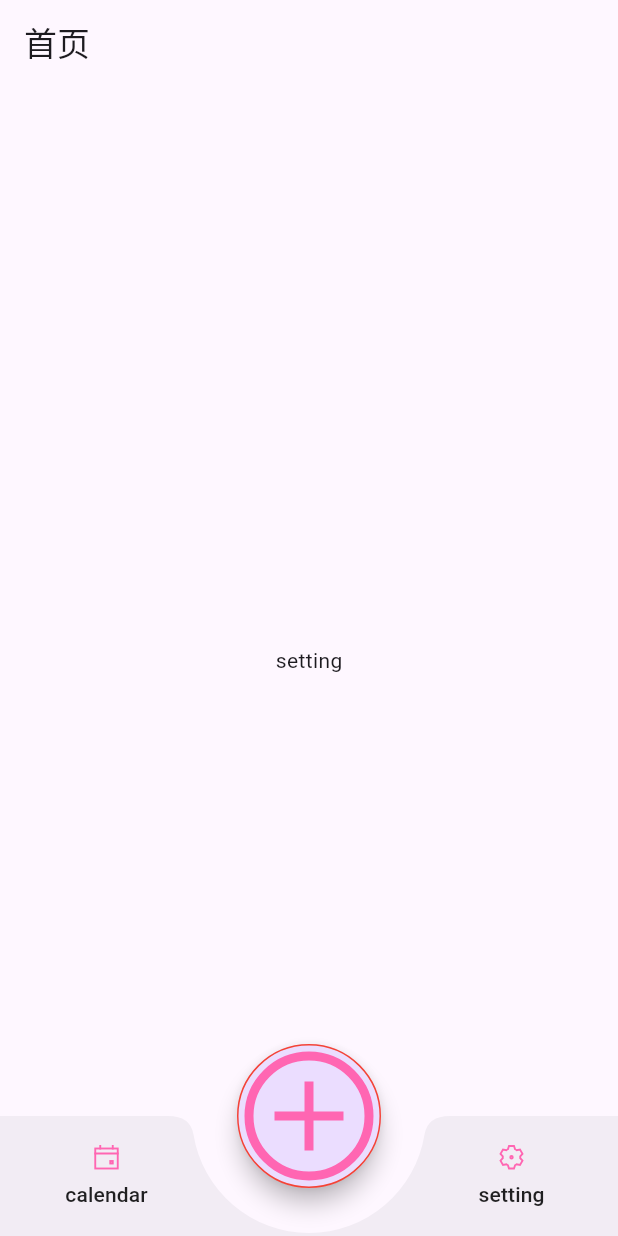
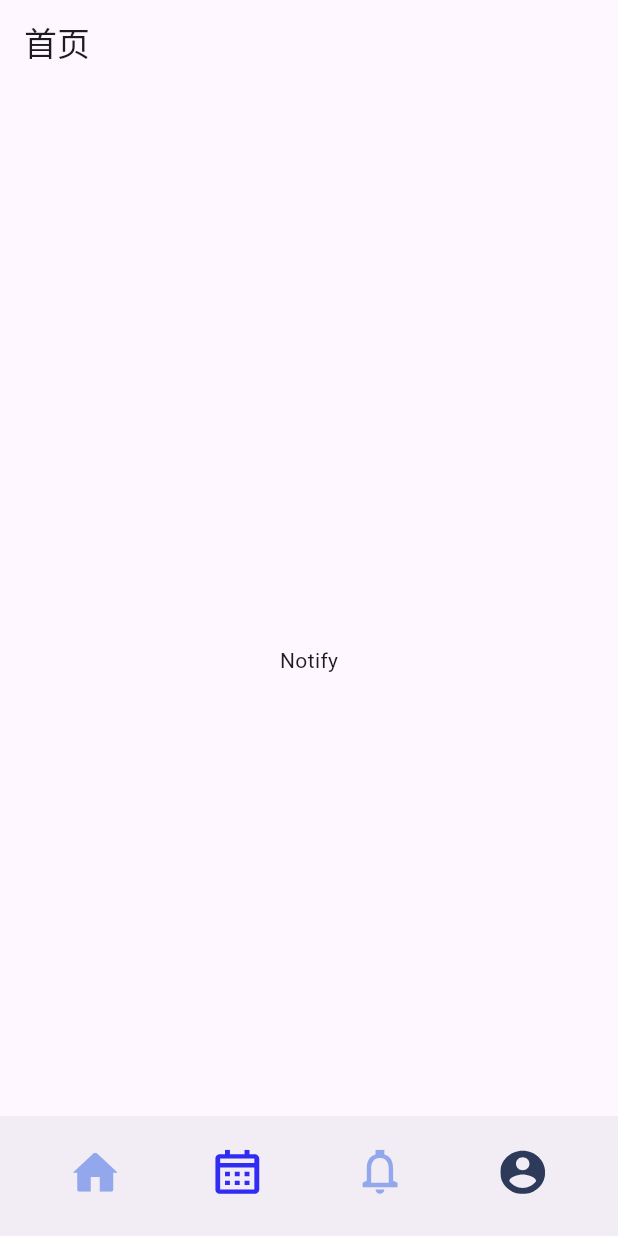
Before and after one commit to pan609/calendar_project, a Flutter app: the screen it shows after launch, swiped to page 2, on a phone screen of 412 x 824 dp. Run offline on Flutter 3.47's test engine with Material 3 defaults, Android fonts, the phone set to English and light mode, and no system bars; our stand-ins replace flutter_svg, get.

Commit message:
[feat]bar

```diff
--- a/lib/calendar/business/pages/home_page.dart
+++ b/lib/calendar/business/pages/home_page.dart
@@ -1,3 +1,4 @@
+import 'package:calendar_project/calendar/business/pages/notify_page.dart';
 import 'package:calendar_project/calendar/business/widgets/svg_icon.dart';
 import 'package:calendar_project/calendar/common/constants/page_name.dart';
 import 'package:calendar_project/calendar/common/constants/svg_path.dart';
@@ -22,6 +23,7 @@ class _HomePageState extends State<HomePage> {
   int currentIndex = 0;
 
   void onIndexChanged(int index) {
+    // print('index:$index');
     setState(() {
       currentIndex = index;
     });
@@ -44,39 +46,44 @@ class _HomePageState extends State<HomePage> {
         controller: pageController,
         onPageChanged: onIndexChanged,
         children: const [
+          // HomePage(title: "homepage"),
           CalendarPage(title: "calendar"),
+          NotifyPage(title: "notify"),
           SettingPage(title: "setting"),
         ],
       ),
-      // 底部带凹下的导航
       bottomNavigationBar: BuildNavigation(
         currentIndex: currentIndex,
         items: [
           NavigationItemModel(
-            label: "calendar",
+            icon: SvgPath.homepageIcon,
+          ),
+          NavigationItemModel(
             icon: SvgPath.calendarIcon,
           ),
           NavigationItemModel(
-            label: "setting",
-            icon: SvgPath.settingsIcon,
+            icon: SvgPath.notifyIcon,
+          ),
+          NavigationItemModel(
+            icon: SvgPath.profileIcon,
           ),
         ],
         onTap: onIndexChanged, // 切换tab事件
       ),
-      floatingActionButton: FloatingActionButton.large(
-        onPressed: () {
-          Get.toNamed(PageName.addEventPage);
-        },
-        shape: const CircleBorder(
-          side: BorderSide(color: Colors.red),
-        ),
-        child: const SvgIconWidget(
-          SvgPath.addEventIcon,
-          size: 250,
-        ),
-      ),
-      // 浮动按钮
-      floatingActionButtonLocation: FloatingActionButtonLocation.centerDocked, // 浮动按钮 停靠在底部中间位置
+      // floatingActionButton: FloatingActionButton.large(
+      //   onPressed: () {
+      //     Get.toNamed(PageName.addEventPage);
+      //   },
+      //   shape: const CircleBorder(
+      //     side: BorderSide(color: Colors.red),
+      //   ),
+      //   child: const SvgIconWidget(
+      //     SvgPath.addEventIcon,
+      //     size: 250,
+      //   ),
+      // ),
+      // // 浮动按钮
+      // floatingActionButtonLocation: FloatingActionButtonLocation.centerDocked, // 浮动按钮 停靠在底部中间位置
     );
   }
 }
--- /dev/null
+++ b/lib/calendar/business/pages/notify_page.dart
@@ -0,0 +1,13 @@
+import 'package:flutter/material.dart';
+
+class NotifyPage extends StatelessWidget {
+  final String? title;
+  const NotifyPage({Key? key, this.title}) : super(key: key);
+
+  @override
+  Widget build(BuildContext context) {
+    return Center(
+      child: Text('Notify'),
+    );
+  }
+}
--- a/lib/calendar/business/widgets/build_navigation.dart
+++ b/lib/calendar/business/widgets/build_navigation.dart
@@ -19,10 +19,11 @@ class BuildNavigation extends StatelessWidget {
     var widgets = <Widget>[];
     var theme = Theme.of(context).bottomNavigationBarTheme;
     for (var i = 0; i < items.length; i++) {
-      var labelStyle = currentIndex == i ? theme.selectedLabelStyle : theme.unselectedLabelStyle;
-      var color = currentIndex == i ? theme.selectedItemColor : theme.unselectedItemColor;
-      var gap = (items.length / 2).ceil();
-      if (gap == i) widgets.add(const SizedBox(width: 160));
+      // selected tab icon has different style and color
+      // var labelStyle = currentIndex == i ? theme.selectedLabelStyle : theme.unselectedLabelStyle;
+      // delete center add button gap
+      // var gap = (items.length / 2).ceil();
+      // if (gap == i) widgets.add(const SizedBox(width: 160));
       widgets.add(Expanded(
         child: MaterialButton(
           elevation: 0,
@@ -36,44 +37,12 @@ class BuildNavigation extends StatelessWidget {
                 children: [
                   SvgIconWidget(
                     items[i].icon,
-                    size: 20,
-                    color: currentIndex != i ? color : null,
-                  ),
-                  Positioned(
-                    right: -8,
-                    top: -5,
-                    child: items[i].count > 0
-                        ? Container(
-                            alignment: Alignment.center,
-                            padding: const EdgeInsets.symmetric(
-                              horizontal: 3,
-                            ),
-                            height: 16,
-                            constraints: const BoxConstraints(
-                              minWidth: 16,
-                            ),
-                            decoration: BoxDecoration(
-                              color: Colors.red,
-                              borderRadius: BorderRadius.circular(10),
-                            ),
-                            child: Text(
-                              items[i].count <= 99 ? items[i].count.toString() : '99+',
-                              style: const TextStyle(
-                                fontSize: 11,
-                                color: Colors.white,
-                              ),
-                            ),
-                          )
-                        : Container(),
+                    size: 30,
+                    color: currentIndex == i ? const Color(0xFF302CF3) : null, // todo: selected inco filled style
                   ),
                 ],
               ),
               const SizedBox(height: 5),
-              Text(
-                items[i].label,
-                maxLines: 1,
-                style: labelStyle?.copyWith(color: color),
-              ),
             ],
           ),
         ),
@@ -81,8 +50,6 @@ class BuildNavigation extends StatelessWidget {
     }
     return BottomAppBar(
       color: theme.backgroundColor,
-      shape: const CircularNotchedRectangle(), // 中间凹下的形状
-      notchMargin: 30, // 凹下的尺寸
       child: SizedBox(
         height: kBottomNavigationBarHeight,
         child: Row(children: widgets),
@@ -92,12 +59,10 @@ class BuildNavigation extends StatelessWidget {
 }
 
 class NavigationItemModel {
-  final String label;
   final String icon;
   final int count;
 
   NavigationItemModel({
-    required this.label,
     required this.icon,
     this.count = 0,
   });
--- a/lib/calendar/common/constants/svg_path.dart
+++ b/lib/calendar/common/constants/svg_path.dart
@@ -1,5 +1,7 @@
 class SvgPath {
   static const String addEventIcon = 'assets/svg/add.svg';
+  static const String homepageIcon = 'assets/svg/homepage.svg';
   static const String calendarIcon = 'assets/svg/calendar.svg';
-  static const String settingsIcon = 'assets/svg/settings.svg';
+  static const String notifyIcon = 'assets/svg/notify.svg';
+  static const String profileIcon = 'assets/svg/profile.svg';
 }
```
Also changed, not shown: assets/svg/calendar.svg, assets/svg/homepage.svg (added), assets/svg/notify.svg (added), assets/svg/profile.svg (added), pubspec.lock.
